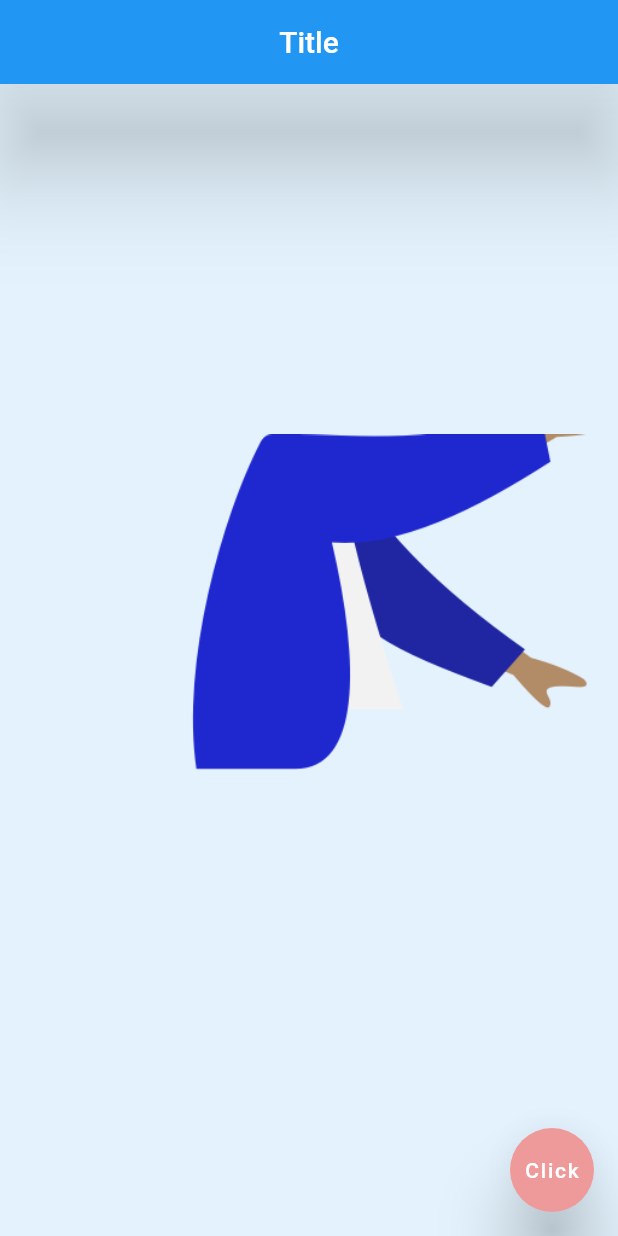
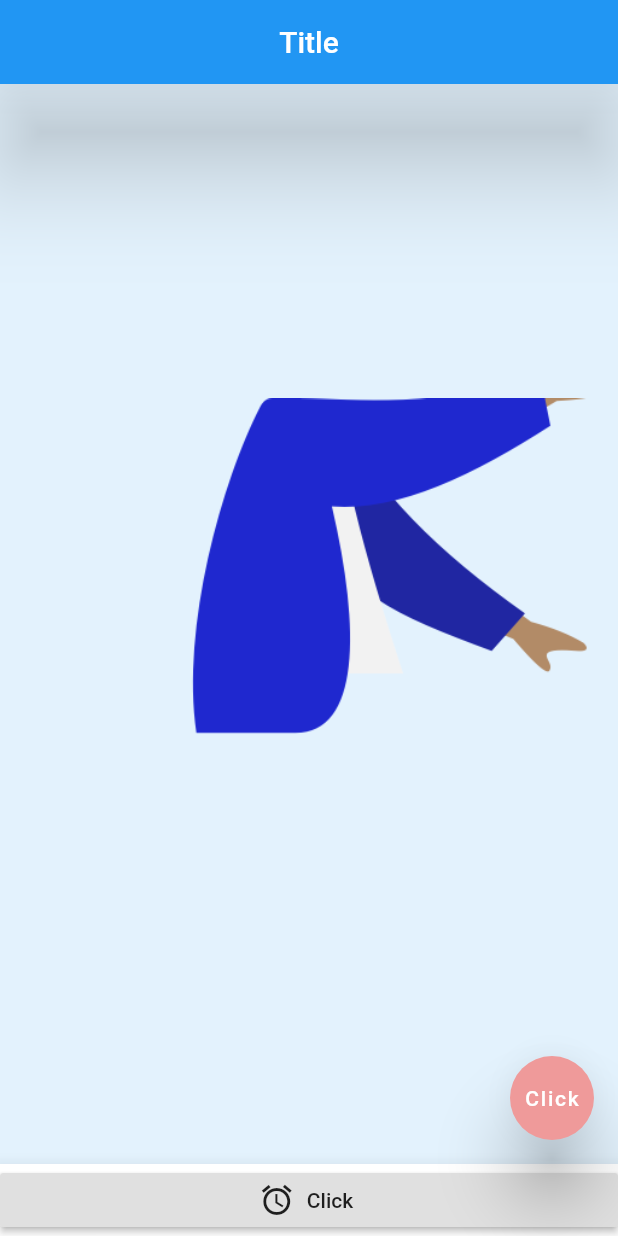
Before and after one commit to dev-jey/chat-app-flutter, a Flutter app: the screen it shows after launch, on a phone screen of 412 x 824 dp. Run offline on Flutter 3.47's test engine with Material 2 defaults, Android fonts, the phone set to English and light mode, and no system bars.

Commit message:
Add bottom navigation bar

```diff
--- a/lib/main.dart
+++ b/lib/main.dart
@@ -1,19 +1,23 @@
 import 'package:flutter/material.dart';
 
-void main() => runApp(MaterialApp(
-      home: Home()
-    ));
+void main() => runApp(MaterialApp(home: Home()));
 
 class Home extends StatelessWidget {
   @override
-  Widget build(BuildContext context){
+  Widget build(BuildContext context) {
     return Scaffold(
       appBar: AppBar(
         elevation: 30,
         title: Text('Title'),
         centerTitle: true,
       ),
-        body: Center(child: Image.asset('assets/a.png'),),
+      body: Center(
+        child: Image.asset('assets/a.png'),
+      ),
+      bottomNavigationBar: BottomAppBar(
+        elevation: 10,
+        child: RaisedButton.icon(onPressed: () {}, label: Text('Click'), icon: Icon(Icons.access_alarms,)),
+      ),
       backgroundColor: Colors.blue[50],
       floatingActionButton: FloatingActionButton(
         onPressed: () {},
```
Lines whose indentation alone changed are shown as unchanged.
